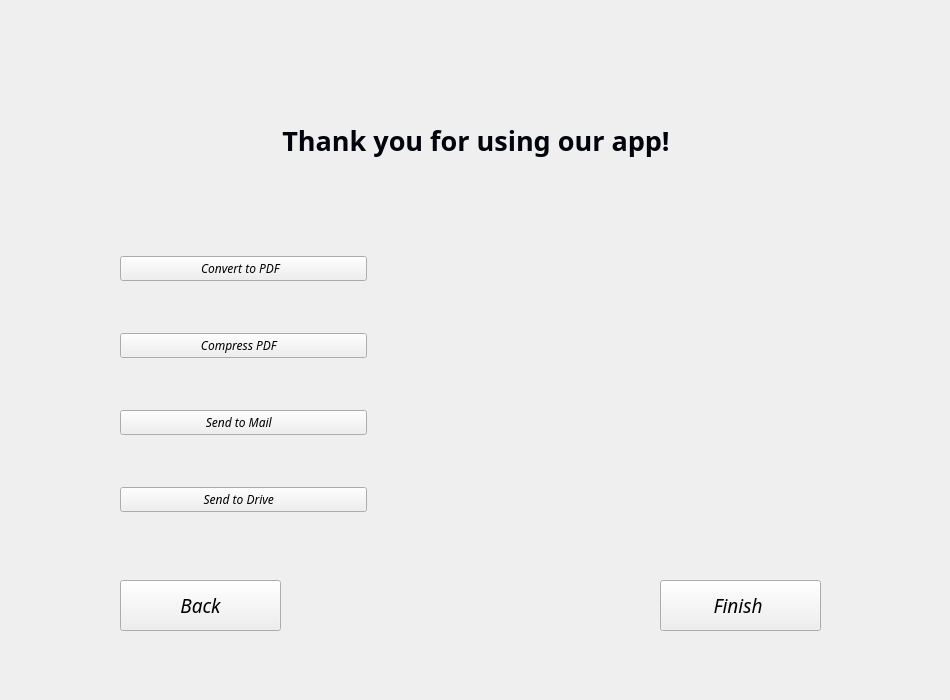
ratspeaker/descan, file Descan/forms/mainwindow.ui: the form before one commit.
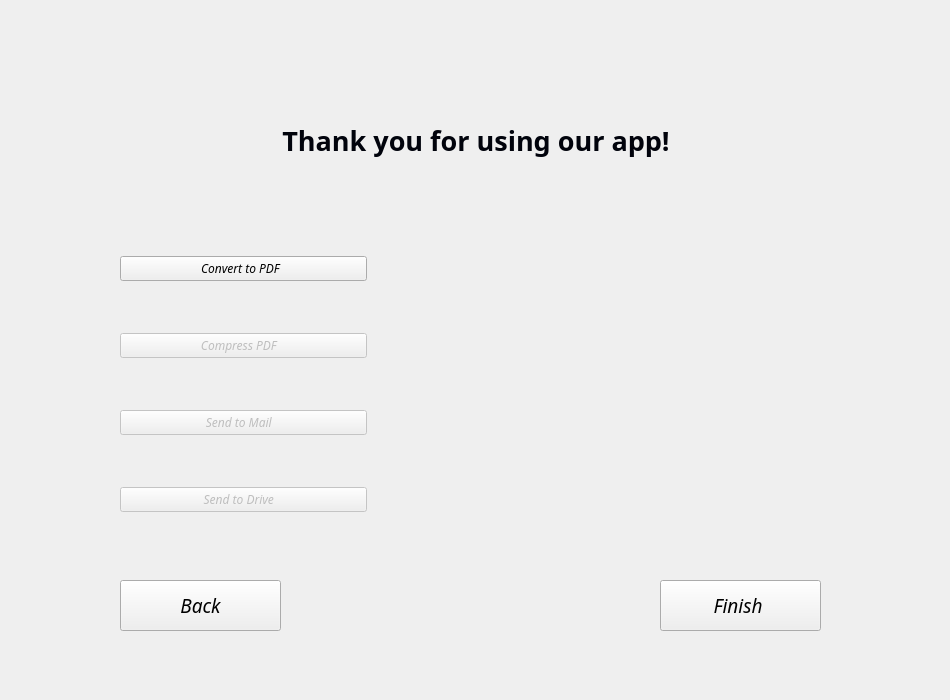
The form after the commit. Icons and pictures are not drawn.

```diff
--- a/Descan/forms/mainwindow.ui
+++ b/Descan/forms/mainwindow.ui
@@ -1050,7 +1050,7 @@
       <item>
        <widget class="QPushButton" name="pbCompress">
         <property name="enabled">
-         <bool>true</bool>
+         <bool>false</bool>
         </property>
         <property name="font">
          <font>
@@ -1076,7 +1076,7 @@
       <item>
        <widget class="QPushButton" name="pbMail">
         <property name="enabled">
-         <bool>true</bool>
+         <bool>false</bool>
         </property>
         <property name="font">
          <font>
@@ -1105,7 +1105,7 @@
       <item>
        <widget class="QPushButton" name="pbDrive">
         <property name="enabled">
-         <bool>true</bool>
+         <bool>false</bool>
         </property>
         <property name="font">
          <font>
```
Left out of the diff: 2 changed lines with no effect on the pictures.
